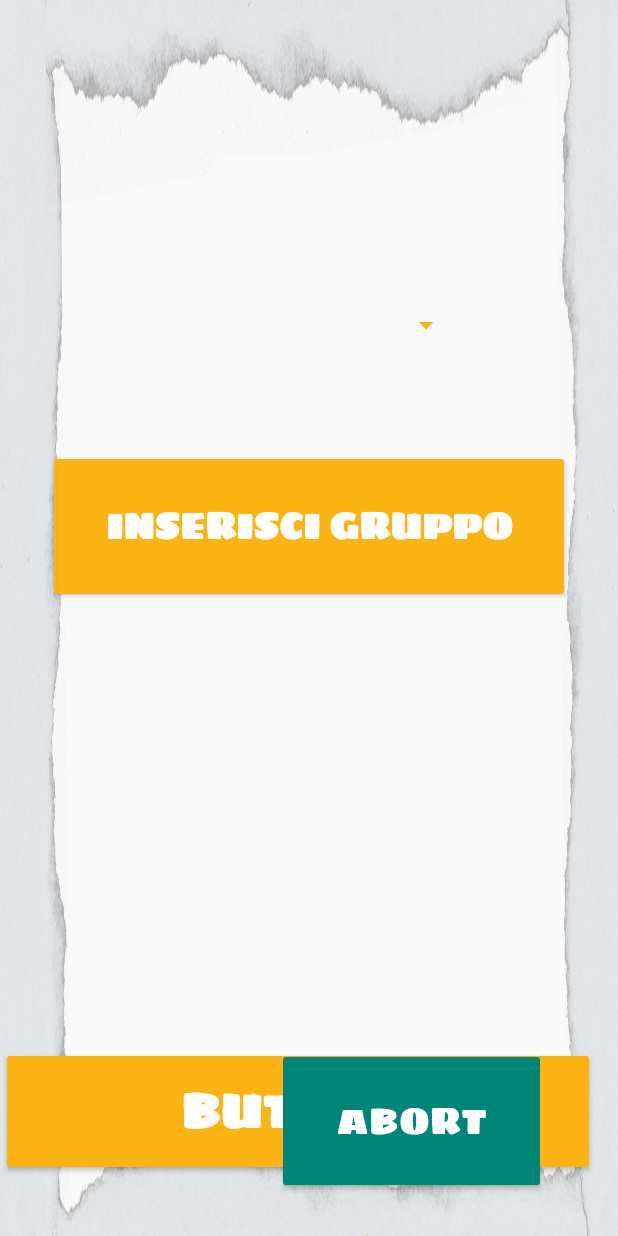
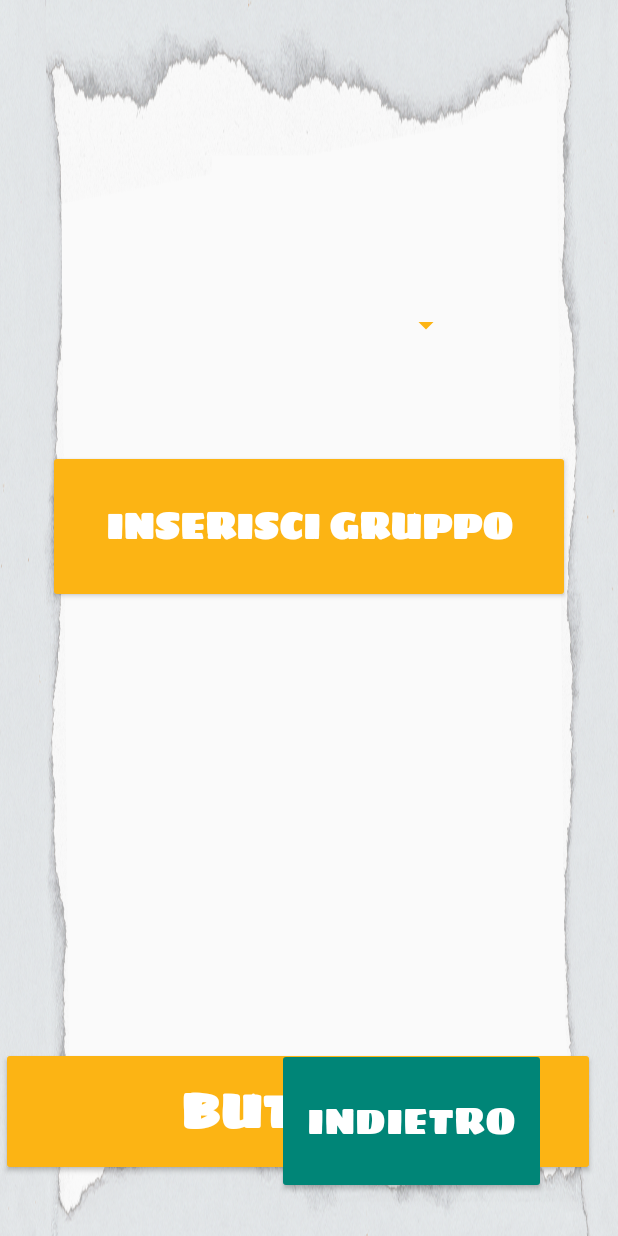
Before and after one commit to l-uda/app, an Android app: the layout fragment_main.xml on its own in the app's theme, with its tools: preview values and no code run, on a phone screen of 412 x 824 dp. Run offline under Robolectric (Android 15) with nearby library versions, the phone set to English and light mode, and no system bars.

Commit message:
rename abort -> indietro

```diff
--- a/app/src/main/res/layout/fragment_main.xml
+++ b/app/src/main/res/layout/fragment_main.xml
@@ -87,7 +87,7 @@
         android:layout_marginEnd="48dp"
         android:layout_marginBottom="28dp"
         android:fontFamily="@font/sigmar_one"
-        android:text="ABORT"
+        android:text="INDIETRO"
         android:textSize="24sp"
         app:layout_constraintBottom_toBottomOf="parent"
         app:layout_constraintEnd_toEndOf="parent" />
```
